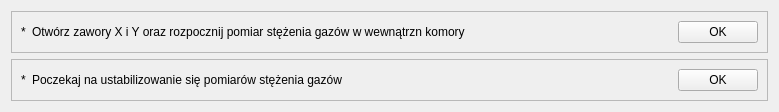
Old version of the form app/nowytest_5.ui in the repository wiacekmarcin/StanowiskoChemiczne.
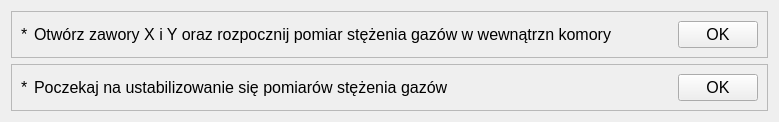
New version of the form. Custom widgets are drawn as their Qt base class.

```diff
--- a/app/nowytest_5.ui
+++ b/app/nowytest_5.ui
@@ -10,6 +10,12 @@
     <height>95</height>
    </rect>
   </property>
+    <property name="font">
+   <font>
+    <family>Tahoma</family>
+    <pointsize>12</pointsize>
+   </font>
+  </property>
   <property name="windowTitle">
    <string>WizardPage</string>
   </property>
```
Left out of the diff: 3 changed lines with no effect on the pictures.
